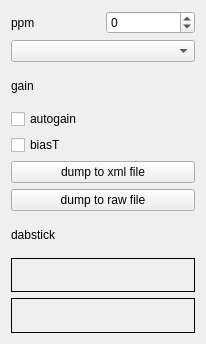
JvanKatwijk/qt-dab, file dab-maxi/qt-devices/rtlsdr-handler/rtlsdr-widget.ui: the form before one commit.
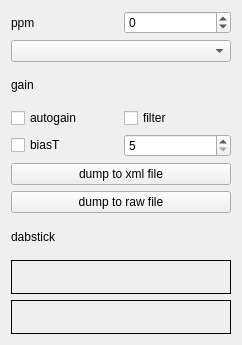
The form after the commit.

Commit message: added filter to rtlsdr

Diff of the .ui file:
```diff
--- a/dab-maxi/qt-devices/rtlsdr-handler/rtlsdr-widget.ui
+++ b/dab-maxi/qt-devices/rtlsdr-handler/rtlsdr-widget.ui
@@ -6,8 +6,8 @@
    <rect>
     <x>0</x>
     <y>0</y>
-    <width>206</width>
-    <height>344</height>
+    <width>242</width>
+    <height>345</height>
    </rect>
   </property>
   <property name="windowTitle">
@@ -60,6 +60,8 @@
     </widget>
    </item>
    <item>
+    <layout class="QHBoxLayout" name="horizontalLayout_3">
+     <item>
     <widget class="QCheckBox" name="agcControl">
      <property name="text">
       <string>autogain</string>
@@ -67,11 +69,40 @@
     </widget>
    </item>
    <item>
+      <widget class="QCheckBox" name="filterSelector">
+       <property name="toolTip">
+        <string>&lt;html&gt;&lt;head/&gt;&lt;body&gt;&lt;p&gt;DABsticks do not have much filtering. A software filter - 1560KHz wide - can be selected&lt;/p&gt;&lt;/body&gt;&lt;/html&gt;</string>
+       </property>
+       <property name="text">
+        <string>filter</string>
+       </property>
+      </widget>
+     </item>
+    </layout>
+   </item>
+   <item>
+    <layout class="QHBoxLayout" name="horizontalLayout_4">
+     <item>
     <widget class="QCheckBox" name="biasControl">
      <property name="text">
       <string>biasT</string>
      </property>
     </widget>
+     </item>
+     <item>
+      <widget class="QSpinBox" name="filterDepth">
+       <property name="toolTip">
+        <string>&lt;html&gt;&lt;head/&gt;&lt;body&gt;&lt;p&gt;select the depth of the software 1560 KHz filter. Be aware that for a filter depth N N* 2048000 extra additions and complex multiplications are done&lt;/p&gt;&lt;/body&gt;&lt;/html&gt;</string>
+       </property>
+       <property name="minimum">
+        <number>5</number>
+       </property>
+       <property name="maximum">
+        <number>25</number>
+       </property>
+      </widget>
+     </item>
+    </layout>
    </item>
    <item>
     <widget class="QPushButton" name="xml_dumpButton">
```
Lines whose indentation alone changed are shown as unchanged. The commit also changes 9 other files.
